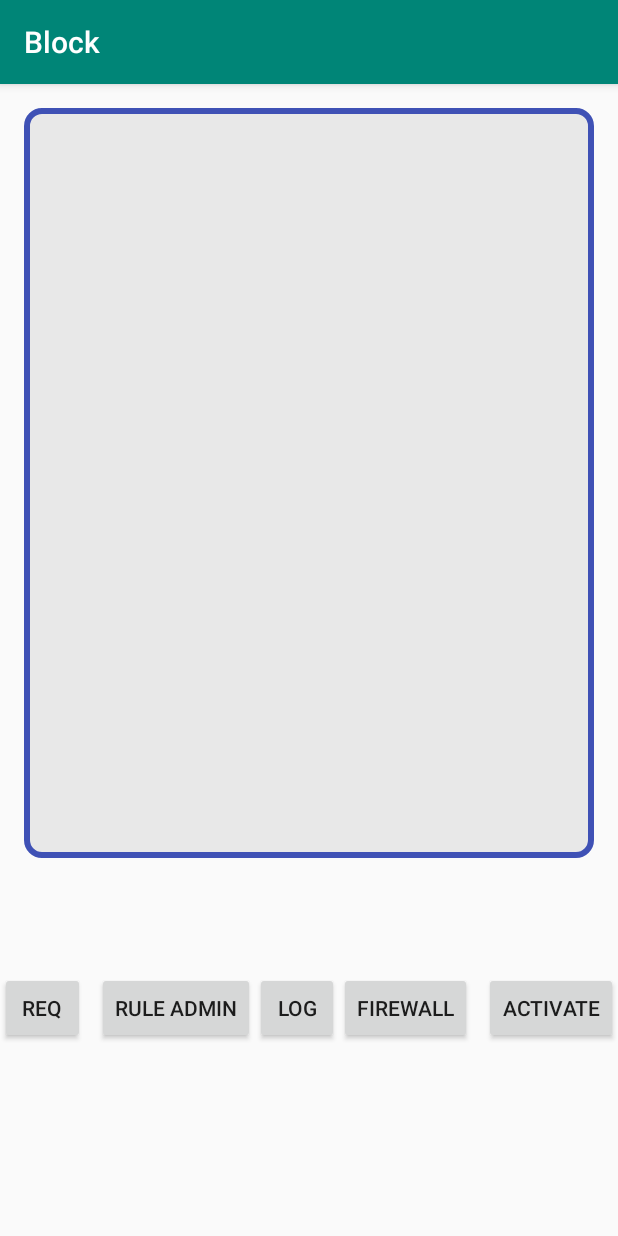
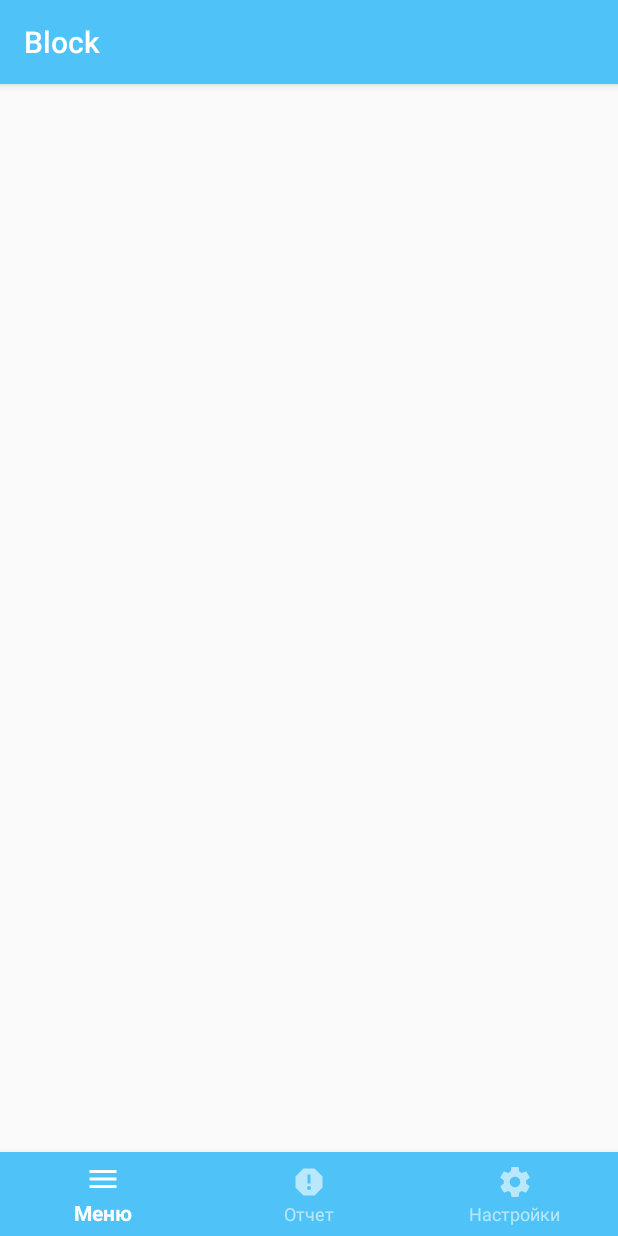
Before and after one commit to PRIESt512/Block24Me, an Android app: the screen it shows after launch (MainActivity), on a phone screen of 412 x 824 dp. Run offline under Robolectric (Android 15) with nearby library versions, the phone set to English and light mode, and no system bars; our stand-ins replace Volley.

Commit message:
Добавил нижнюю панель навигации

```diff
--- a/app/build.gradle
+++ b/app/build.gradle
@@ -36,4 +36,5 @@ dependencies {
     testImplementation 'junit:junit:4.12'
     androidTestImplementation 'com.android.support.test:runner:1.0.2'
     androidTestImplementation 'com.android.support.test.espresso:espresso-core:3.0.2'
+    implementation 'com.android.support:design:28.0.0'
 }
--- a/app/src/main/java/com/example/block/MainActivity.kt
+++ b/app/src/main/java/com/example/block/MainActivity.kt
@@ -43,7 +43,7 @@ class MainActivity : AppCompatActivity() {
         super.onCreate(savedInstanceState)
         setContentView(R.layout.activity_main)
 
-        val logView = findViewById<TextView>(R.id.logview_id)
+      /*  val logView = findViewById<TextView>(R.id.logview_id)
 
         mDPM = getSystemService(Context.DEVICE_POLICY_SERVICE) as DevicePolicyManager?
         mDeviceAdmin = ComponentName(this, AdminReceiver::class.java)
@@ -64,10 +64,10 @@ class MainActivity : AppCompatActivity() {
         firewall.setOnClickListener { callbackFirewall() }
 
         var requestButton = findViewById<Button>(R.id.reqHttp)
-        requestButton.setOnClickListener { requestHttp() }
+        requestButton.setOnClickListener { requestHttp() }*/
     }
 
-    private fun requestHttp() {
+    /*private fun requestHttp() {
         val queue = Volley.newRequestQueue(this)
         val url = "https://www.applevrn.ru"
 
@@ -291,6 +291,6 @@ class MainActivity : AppCompatActivity() {
         } catch (ex: SecurityException) {
             mUtils!!.log("Error log!")
         }
-    }
+    }*/
 
 }
--- /dev/null
+++ b/app/src/main/res/color/nav_item_state_list.xml
@@ -0,0 +1,10 @@
+<?xml version="1.0" encoding="utf-8"?>
+<selector xmlns:android="http://schemas.android.com/apk/res/android">
+    <item android:color="@color/colorAccent"
+          android:state_pressed="true"/>
+    <item android:color="@color/white"
+          android:state_checked="true"/>
+    <item android:color="@color/white_trans"
+          android:state_checked="false"/>
+    <item android:color="@color/white_trans"/>
+</selector>
--- /dev/null
+++ b/app/src/main/res/drawable/ic_menu_black_24dp.xml
@@ -0,0 +1,9 @@
+<vector xmlns:android="http://schemas.android.com/apk/res/android"
+        android:width="24dp"
+        android:height="24dp"
+        android:viewportWidth="24.0"
+        android:viewportHeight="24.0">
+    <path
+            android:fillColor="#FF000000"
+            android:pathData="M3,18h18v-2L3,16v2zM3,13h18v-2L3,11v2zM3,6v2h18L21,6L3,6z"/>
+</vector>
--- /dev/null
+++ b/app/src/main/res/drawable/ic_report_black_24dp.xml
@@ -0,0 +1,9 @@
+<vector xmlns:android="http://schemas.android.com/apk/res/android"
+        android:width="24dp"
+        android:height="24dp"
+        android:viewportWidth="24.0"
+        android:viewportHeight="24.0">
+    <path
+            android:fillColor="#FF000000"
+            android:pathData="M15.73,3L8.27,3L3,8.27v7.46L8.27,21h7.46L21,15.73L21,8.27L15.73,3zM12,17.3c-0.72,0 -1.3,-0.58 -1.3,-1.3 0,-0.72 0.58,-1.3 1.3,-1.3 0.72,0 1.3,0.58 1.3,1.3 0,0.72 -0.58,1.3 -1.3,1.3zM13,13h-2L11,7h2v6z"/>
+</vector>
--- /dev/null
+++ b/app/src/main/res/drawable/ic_settings_black_24dp.xml
@@ -0,0 +1,9 @@
+<vector xmlns:android="http://schemas.android.com/apk/res/android"
+        android:width="24dp"
+        android:height="24dp"
+        android:viewportWidth="24.0"
+        android:viewportHeight="24.0">
+    <path
+            android:fillColor="#FF000000"
+            android:pathData="M19.43,12.98c0.04,-0.32 0.07,-0.64 0.07,-0.98s-0.03,-0.66 -0.07,-0.98l2.11,-1.65c0.19,-0.15 0.24,-0.42 0.12,-0.64l-2,-3.46c-0.12,-0.22 -0.39,-0.3 -0.61,-0.22l-2.49,1c-0.52,-0.4 -1.08,-0.73 -1.69,-0.98l-0.38,-2.65C14.46,2.18 14.25,2 14,2h-4c-0.25,0 -0.46,0.18 -0.49,0.42l-0.38,2.65c-0.61,0.25 -1.17,0.59 -1.69,0.98l-2.49,-1c-0.23,-0.09 -0.49,0 -0.61,0.22l-2,3.46c-0.13,0.22 -0.07,0.49 0.12,0.64l2.11,1.65c-0.04,0.32 -0.07,0.65 -0.07,0.98s0.03,0.66 0.07,0.98l-2.11,1.65c-0.19,0.15 -0.24,0.42 -0.12,0.64l2,3.46c0.12,0.22 0.39,0.3 0.61,0.22l2.49,-1c0.52,0.4 1.08,0.73 1.69,0.98l0.38,2.65c0.03,0.24 0.24,0.42 0.49,0.42h4c0.25,0 0.46,-0.18 0.49,-0.42l0.38,-2.65c0.61,-0.25 1.17,-0.59 1.69,-0.98l2.49,1c0.23,0.09 0.49,0 0.61,-0.22l2,-3.46c0.12,-0.22 0.07,-0.49 -0.12,-0.64l-2.11,-1.65zM12,15.5c-1.93,0 -3.5,-1.57 -3.5,-3.5s1.57,-3.5 3.5,-3.5 3.5,1.57 3.5,3.5 -1.57,3.5 -3.5,3.5z"/>
+</vector>
--- a/app/src/main/res/layout/activity_main.xml
+++ b/app/src/main/res/layout/activity_main.xml
@@ -1,53 +1,22 @@
 <?xml version="1.0" encoding="utf-8"?>
-<android.support.constraint.ConstraintLayout
+<FrameLayout
         xmlns:android="http://schemas.android.com/apk/res/android"
         xmlns:tools="http://schemas.android.com/tools"
         xmlns:app="http://schemas.android.com/apk/res-auto"
         android:layout_width="match_parent"
         android:layout_height="match_parent"
-        tools:context=".MainActivity">
-    <TextView
-            android:layout_width="0dp"
-            android:layout_height="500dp"
-            android:id="@+id/logview_id" android:scrollbars="vertical"
-            android:textColor="#3F51B5" android:background="@drawable/background"
-            app:layout_constraintStart_toStartOf="parent" app:layout_constraintEnd_toEndOf="parent"
-            android:layout_marginTop="16dp" app:layout_constraintTop_toTopOf="parent"
-            android:layout_marginStart="16dp" android:layout_marginEnd="16dp"/>
-    <LinearLayout
-            android:orientation="horizontal"
-            android:layout_width="wrap_content"
+        tools:context=".MainActivity"
+        android:animateLayoutChanges="true"
+>
+
+    <android.support.design.widget.BottomNavigationView
+            android:id="@+id/bottom_navigation"
+            android:layout_width="match_parent"
             android:layout_height="wrap_content"
-            app:layout_constraintBottom_toBottomOf="parent"
-            app:layout_constraintEnd_toEndOf="parent" app:layout_constraintStart_toStartOf="parent"
-    >
-        <Button
-                android:text="Req"
-                android:layout_width="wrap_content"
-                android:layout_height="wrap_content" android:id="@+id/reqHttp" android:layout_weight="1"/>
-        <Button
-                android:text="Rule Admin"
-                android:layout_width="wrap_content"
-                android:layout_height="wrap_content"
-                android:id="@+id/toggleAdmin"
-                android:layout_marginBottom="128dp"
-                android:layout_marginStart="8dp"/>
-        <Button
-                android:text="Log"
-                android:layout_width="wrap_content"
-                android:layout_height="wrap_content" android:id="@+id/log" android:layout_weight="1"/>
-        <Button
-                android:text="firewall"
-                android:layout_width="wrap_content"
-                android:layout_height="wrap_content"
-                android:id="@+id/addFirewall" android:layout_marginEnd="8dp"
-                android:layout_marginBottom="8dp"/>
-        <Button
-                android:text="Activate"
-                android:layout_width="wrap_content"
-                android:layout_height="wrap_content"
-                android:id="@+id/license"
-                android:layout_marginBottom="8dp"
-        />
-    </LinearLayout>
-</android.support.constraint.ConstraintLayout>
+            android:layout_gravity="bottom"
+            android:background="@color/colorPrimary"
+            app:itemIconTint="@color/nav_item_state_list"
+            app:itemTextColor="@color/nav_item_state_list"
+            app:menu="@menu/bottom_navigation_menu"/>
+
+</FrameLayout>
--- /dev/null
+++ b/app/src/main/res/menu/bottom_navigation_menu.xml
@@ -0,0 +1,15 @@
+<?xml version="1.0" encoding="utf-8"?>
+<menu xmlns:android="http://schemas.android.com/apk/res/android">
+    <item android:id="@+id/main"
+          android:icon="@drawable/ic_menu_black_24dp"
+          android:title="@string/item_menu_main"
+    />
+    <item android:id="@+id/log"
+          android:icon="@drawable/ic_report_black_24dp"
+          android:title="@string/item_menu_log"
+    />
+    <item android:id="@+id/settings"
+          android:icon="@drawable/ic_settings_black_24dp"
+          android:title="@string/item_menu_settings"
+    />
+</menu>
--- a/app/src/main/res/values/colors.xml
+++ b/app/src/main/res/values/colors.xml
@@ -1,6 +1,8 @@
 <?xml version="1.0" encoding="utf-8"?>
 <resources>
-    <color name="colorPrimary">#008577</color>
-    <color name="colorPrimaryDark">#00574B</color>
-    <color name="colorAccent">#D81B60</color>
+    <color name="colorPrimary">#4FC3F7</color>
+    <color name="colorPrimaryDark">#3999A7</color>
+    <color name="colorAccent">#DCE775</color>
+    <color name="white">#FFFFFF</color>
+    <color name="white_trans">#99FFFFFF</color>
 </resources>
--- a/app/src/main/res/values/strings.xml
+++ b/app/src/main/res/values/strings.xml
@@ -37,7 +37,7 @@
     <string name="admin_cancelled">Device admin activation cancelled</string>
     <string name="admin_activated">Device administrator activated</string>
     <string name="activating_admin">Activating device administrator...</string>
-    <string name="deactivating_admin">Deactivating device administrator... </string>
+    <string name="deactivating_admin">Deactivating device administrator...</string>
     <string name="camera_state">Camera is enabled: %1$b</string>
     <string name="permission">com.samsung.android.knox.permission.KNOX_HW_CONTROL</string>
 
@@ -47,4 +47,8 @@
 
     <string name="api_level_notice">App Requirement</string>
 
+    <string name="item_menu_main">Меню</string>
+    <string name="item_menu_log">Отчет</string>
+    <string name="item_menu_settings">Настройки</string>
+
 </resources>
```
